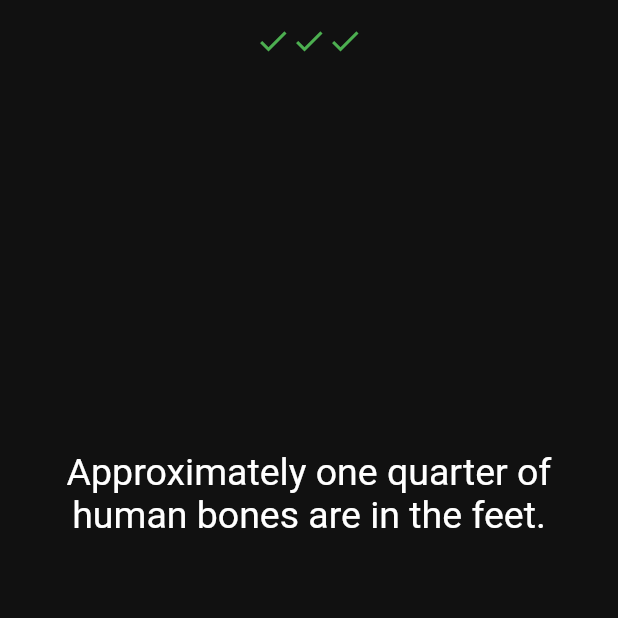
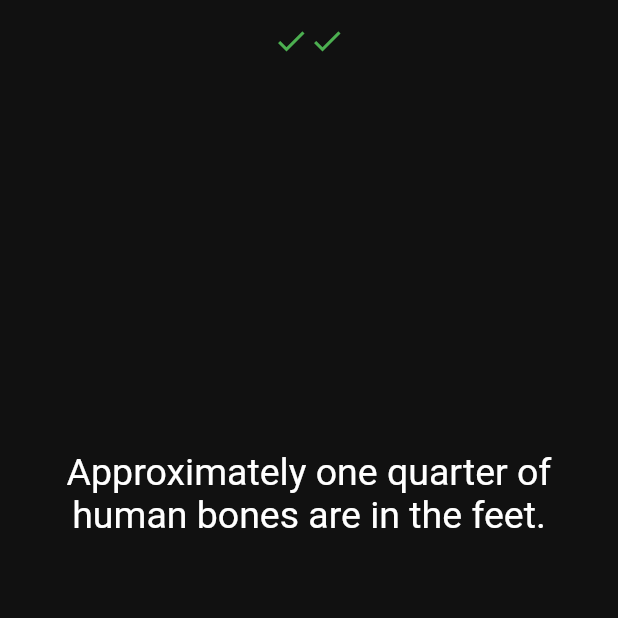
Before and after one commit to Basith-P/Quizzler, a Flutter app: the screen it shows after launch, after a tap on "True", after a tap on "False", on a phone screen of 412 x 824 dp, the top half of it. Run offline on Flutter 3.47's test engine with Material 2 defaults, Android fonts, the phone set to English and light mode, and no system bars.

Commit message:
add checkAns fn

```diff
--- a/lib/screens/home_screen.dart
+++ b/lib/screens/home_screen.dart
@@ -24,9 +24,27 @@ class QuizPage extends StatefulWidget {
   _QuizPageState createState() => _QuizPageState();
 }
 
-List<Widget> scoreKeeper = [];
+class _QuizPageState extends State<QuizPage> {
+  List<Widget> scoreKeeper = [];
 
-class _QuizPageState extends State<QuizPage> {
+  void checkAns(bool userPickedAns) {
+    bool correctAns = quizBrain.getAText();
+    if (userPickedAns == correctAns) {
+      scoreKeeper.add(Icon(
+        Icons.check,
+        color: Colors.green,
+      ));
+    } else {
+      scoreKeeper.add(Icon(
+        Icons.close,
+        color: Colors.red,
+      ));
+    }
+    setState(() {
+      quizBrain.nextQuestion();
+    });
+  }
+
   @override
   Widget build(BuildContext context) {
     return Column(
@@ -71,27 +89,7 @@ class _QuizPageState extends State<QuizPage> {
                 style: TextStyle(fontSize: 20),
               ),
               onPressed: () {
-                bool correctAns = quizBrain.getAText();
-                if (correctAns == true) {
-                  scoreKeeper.add(Icon(
-                    Icons.check,
-                    color: Colors.green,
-                  ));
-                } else {
-                  scoreKeeper.add(Icon(
-                    Icons.close,
-                    color: Colors.red,
-                  ));
-                }
-                setState(() {
-                  quizBrain.nextQuestion();
-                  scoreKeeper.add(
-                    Icon(
-                      Icons.check,
-                      color: Colors.green,
-                    ),
-                  );
-                });
+                checkAns(true);
               },
             ),
           ),
@@ -114,21 +112,7 @@ class _QuizPageState extends State<QuizPage> {
                 style: TextStyle(fontSize: 20),
               ),
               onPressed: () {
-                bool correctAns = quizBrain.getAText();
-                if (correctAns == false) {
-                  scoreKeeper.add(Icon(
-                    Icons.check,
-                    color: Colors.green,
-                  ));
-                } else {
-                  scoreKeeper.add(Icon(
-                    Icons.close,
-                    color: Colors.red,
-                  ));
-                }
-                setState(() {
-                  quizBrain.nextQuestion();
-                });
+                checkAns(false);
               },
             ),
           ),
```
